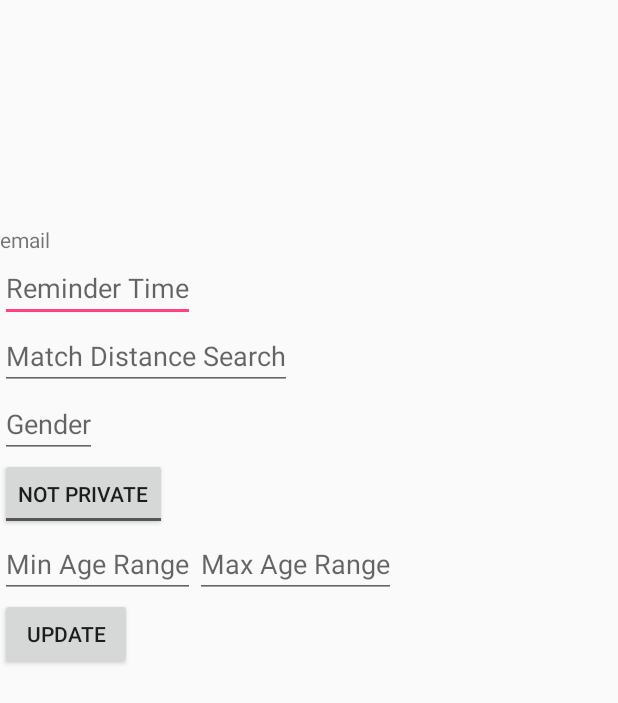
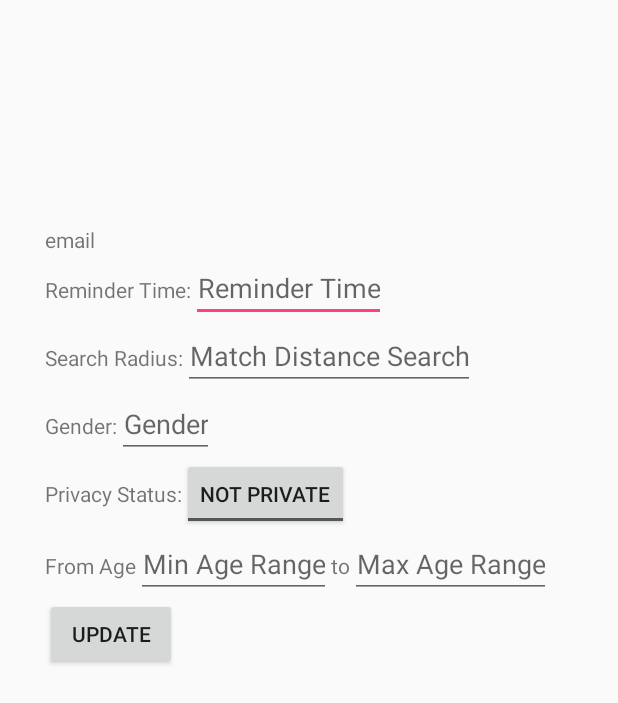
Before and after one commit to ryanybrennan/AD340, an Android app: the fragment SettingsContentFragment shown on its own in the app's theme, on a phone screen of 412 x 824 dp. Shown: the top 703 px of the screen. Run offline under Robolectric (Android 15) with nearby library versions, the phone set to English and light mode, and no system bars; 2 statements that could not run were skipped.

Commit message:
added UI fix to Settings

```diff
--- a/app/src/main/res/layout/item_settings.xml
+++ b/app/src/main/res/layout/item_settings.xml
@@ -1,90 +1,150 @@
-<RelativeLayout xmlns:android="http://schemas.android.com/apk/res/android"
+<LinearLayout xmlns:android="http://schemas.android.com/apk/res/android"
     xmlns:app="http://schemas.android.com/apk/res-auto"
     xmlns:tools="http://schemas.android.com/tools"
     android:layout_width="match_parent"
     android:layout_height="match_parent"
     android:id="@+id/settings_layout"
-    tools:context=".SettingsContentFragment">
+    tools:context=".SettingsContentFragment"
+    android:orientation="vertical">
+
+    <LinearLayout
+        android:layout_width="match_parent"
+        android:layout_height="wrap_content"
+        android:orientation="horizontal">
 
         <TextView
             android:id="@+id/email"
             android:layout_width="wrap_content"
             android:layout_height="wrap_content"
             android:layout_marginTop="150dp"
+            android:layout_marginStart="30dp"
             android:text="@string/email"/>
+
+    </LinearLayout>
+
+    <LinearLayout
+        android:layout_width="match_parent"
+        android:layout_height="wrap_content"
+        android:orientation="horizontal">
+
+        <TextView
+            android:id="@+id/reminderTimeLabel"
+            android:layout_width="wrap_content"
+            android:layout_height="wrap_content"
+            android:layout_marginStart="30dp"
+            android:text="@string/reminder_time_label"/>
 
         <EditText
             android:id="@+id/reminderTime"
-        android:layout_below="@+id/email"
             android:layout_width="wrap_content"
             android:layout_height="wrap_content"
             android:inputType="time"
-        android:hint="@string/reminder_time"/>
+            android:hint="@string/reminder_time"
+            android:textAlignment="center"/>
+    </LinearLayout>
+
+    <LinearLayout
+        android:layout_width="match_parent"
+        android:layout_height="wrap_content">
+
+        <TextView
+            android:id="@+id/matchDistanceLabel"
+            android:layout_width="wrap_content"
+            android:layout_height="wrap_content"
+            android:layout_marginStart="30dp"
+            android:text="@string/search_radius_label"/>
 
         <EditText
             android:id="@+id/match_distance_search"
-        android:layout_below="@id/reminderTime"
             android:layout_width="wrap_content"
             android:layout_height="wrap_content"
             android:inputType="number"
-        android:hint="@string/match_distance_search"/>
+            android:hint="@string/match_distance_search"
+            android:textAlignment="center"/>
+
+    </LinearLayout>
+
+    <LinearLayout
+        android:layout_width="match_parent"
+        android:layout_height="wrap_content">
+
+        <TextView
+            android:id="@+id/genderLabel"
+            android:layout_width="wrap_content"
+            android:layout_height="wrap_content"
+            android:layout_marginStart="30dp"
+            android:text="@string/gender_label"/>
 
         <EditText
             android:id="@+id/gender"
-        android:layout_below="@id/match_distance_search"
             android:layout_width="wrap_content"
             android:layout_height="wrap_content"
             android:inputType="text"
-        android:hint="@string/gender"/>
+            android:hint="@string/gender"
+            android:textAlignment="center"/>
+
+    </LinearLayout>
+
+    <LinearLayout
+        android:layout_width="match_parent"
+        android:layout_height="wrap_content">
+
+        <TextView
+            android:id="@+id/privacyLabel"
+            android:layout_width="wrap_content"
+            android:layout_height="wrap_content"
+            android:layout_marginStart="30dp"
+            android:text="@string/privacy_status_label"/>
 
         <ToggleButton
             android:id="@+id/privacy"
             android:layout_width="wrap_content"
             android:layout_height="wrap_content"
-        android:layout_below="@id/gender"
             android:textOff="@string/not_private"
             android:textOn="@string/privacy"/>
+    </LinearLayout>
 
-    <!--<EditText-->
-        <!--android:id="@+id/privacy"-->
-        <!--android:layout_below="@id/gender"-->
-        <!--android:layout_width="wrap_content"-->
-        <!--android:layout_height="wrap_content"-->
-        <!--android:inputType="text"-->
-        <!--android:hint="@string/privacy"/>-->
+
+    <LinearLayout
+        android:layout_width="match_parent"
+        android:layout_height="wrap_content">
+
+        <TextView
+            android:id="@+id/ageRangeLabel"
+            android:layout_width="wrap_content"
+            android:layout_height="wrap_content"
+            android:layout_marginStart="30dp"
+            android:text="@string/from_age_label"/>
 
         <EditText
             android:id="@+id/lower_age_range"
-        android:layout_below="@id/privacy"
             android:layout_width="wrap_content"
             android:layout_height="wrap_content"
             android:inputType="number"
-        android:hint="@string/min_age_range"/>
+            android:hint="@string/min_age_range"
+            android:textAlignment="center"/>
+
+        <TextView
+            android:layout_width="wrap_content"
+            android:layout_height="wrap_content"
+            android:text="@string/age_to_label"/>
 
 
         <EditText
             android:id="@+id/upper_age_range"
-        android:layout_toEndOf="@id/lower_age_range"
-        android:layout_below="@id/privacy"
             android:layout_width="wrap_content"
             android:layout_height="wrap_content"
             android:inputType="number"
-        android:hint="@string/max_age_range"/>
+            android:hint="@string/max_age_range"
+            android:textAlignment="center"/>
 
+    </LinearLayout>
 
     <Button
         android:id="@+id/update"
-        android:layout_below="@+id/upper_age_range"
         android:layout_width="wrap_content"
         android:layout_height="wrap_content"
+        android:layout_marginStart="30dp"
         android:text="@string/update"/>
 
-    <!--<Button-->
-        <!--android:id="@+id/delete"-->
-        <!--android:layout_below="@id/upper_age_range"-->
-        <!--android:layout_toEndOf="@+id/update"-->
-        <!--android:layout_width="wrap_content"-->
-        <!--android:layout_height="wrap_content"-->
-        <!--android:text="@string/delete" />-->
-
-</RelativeLayout>
+</LinearLayout>
--- a/app/src/main/res/values/strings.xml
+++ b/app/src/main/res/values/strings.xml
@@ -48,4 +48,11 @@
     <string name="network_provider_update">Network Provider update</string>
     <string name="pause">Pause</string>
     <string name="resume">Resume</string>
+    <string name="email_label">Email:</string>
+    <string name="reminder_time_label">Reminder Time:</string>
+    <string name="search_radius_label">Search Radius:</string>
+    <string name="gender_label">Gender:</string>
+    <string name="privacy_status_label">Privacy Status:</string>
+    <string name="from_age_label">From Age</string>
+    <string name="age_to_label">to</string>
 </resources>
```
Also changed, not shown: 1 other file. Lines whose indentation alone changed are shown as unchanged.
